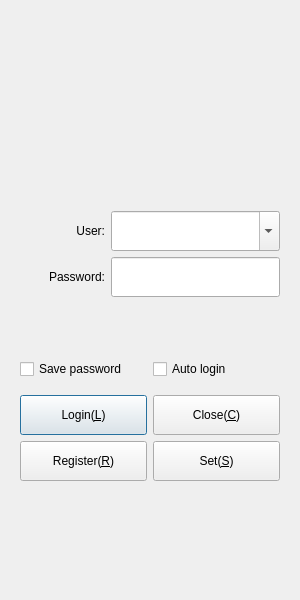
The window that Widgets/FrmLogin/FrmLogin.ui (KangLin/RabbitIm) describes before a commit, drawn with Qt 5.
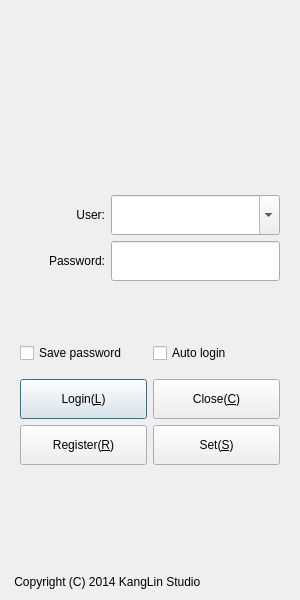
The same window after the commit. Icons and pictures are not drawn.

What changed in the file:
```diff
--- a/Widgets/FrmLogin/FrmLogin.ui
+++ b/Widgets/FrmLogin/FrmLogin.ui
@@ -37,6 +37,19 @@
   </property>
   <layout class="QGridLayout" name="gridLayout_2">
    <item row="0" column="0">
+    <spacer name="verticalSpacer">
+     <property name="orientation">
+      <enum>Qt::Vertical</enum>
+     </property>
+     <property name="sizeHint" stdset="0">
+      <size>
+       <width>20</width>
+       <height>81</height>
+      </size>
+     </property>
+    </spacer>
+   </item>
+   <item row="1" column="0">
     <widget class="QWidget" name="widget" native="true">
      <property name="sizePolicy">
       <sizepolicy hsizetype="Minimum" vsizetype="Fixed">
@@ -481,6 +494,26 @@
      </layout>
     </widget>
    </item>
+   <item row="2" column="0">
+    <spacer name="verticalSpacer_2">
+     <property name="orientation">
+      <enum>Qt::Vertical</enum>
+     </property>
+     <property name="sizeHint" stdset="0">
+      <size>
+       <width>20</width>
+       <height>80</height>
+      </size>
+     </property>
+    </spacer>
+   </item>
+   <item row="3" column="0">
+    <widget class="QLabel" name="lbCopyright">
+     <property name="text">
+      <string> Copyright (C) 2014 KangLin Studio</string>
+     </property>
+    </widget>
+   </item>
   </layout>
  </widget>
  <tabstops>
```
